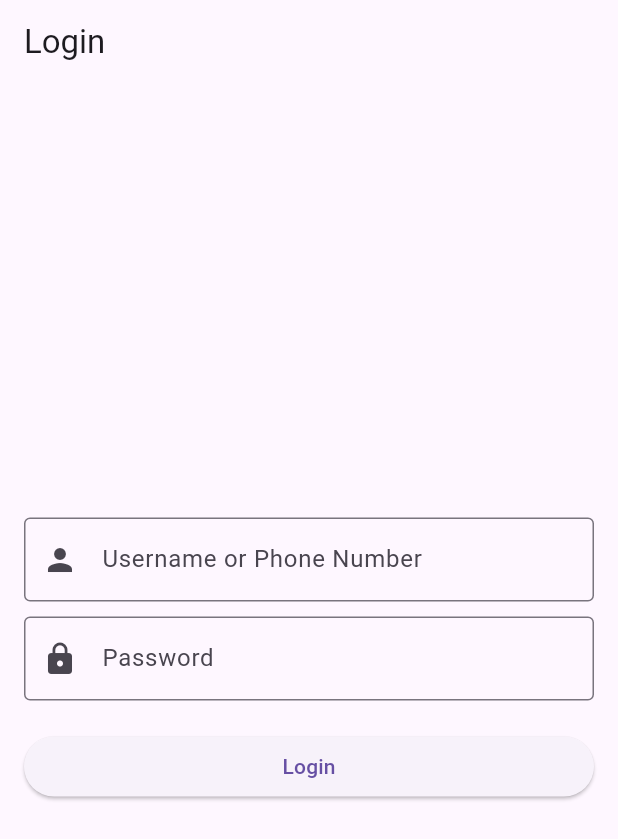
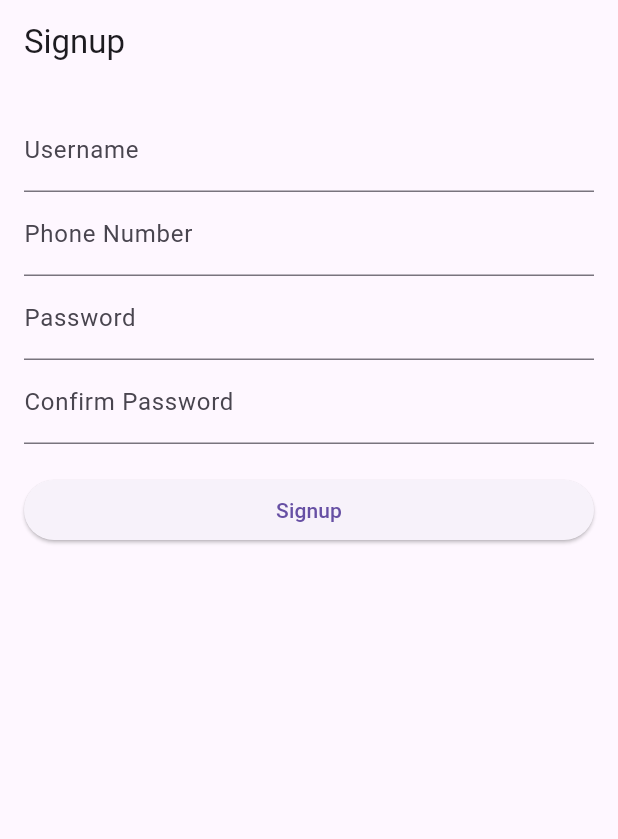
Before and after one commit to rao-suraj/VideoCallApp, a Flutter app: the screen it shows after launch, on a phone screen of 412 x 824 dp. Shown: the top 839 px of the screen. Run offline on Flutter 3.47's test engine with Material 3 defaults, Android fonts, the phone set to English and light mode, and no system bars; our stand-ins replace auto_route, dio, either_dart, equatable, flutter_bloc, freezed_annotation and 4 more; accounts and stored records are empty.

Commit message:
corrected_signup_logic

```diff
--- a/lib/core/api/api_constants.dart
+++ b/lib/core/api/api_constants.dart
@@ -1,5 +1,5 @@
 class ApiConstants {
-  static const String baseUrl = "http://192.168.1.25:8080";
+  static const String baseUrl = "http://192.168.1.7:8080";
 
   static const String api = '/app';
   static const String user = '$api/user';
--- a/lib/main.dart
+++ b/lib/main.dart
@@ -20,13 +20,8 @@ class VideoCallApp extends StatelessWidget {
 
   @override
   Widget build(BuildContext context) {
-    return MultiBlocProvider(
-      providers: [
-        BlocProvider(create: (context) => getIt<SignupCubit>()),
-      ],
-      child: MaterialApp.router(
-        routerConfig: _router.config(),
-      ),
+    return MaterialApp.router(
+      routerConfig: _router.config(),
     );
   }
 }
--- a/lib/presentation/screens/signup_screen.dart
+++ b/lib/presentation/screens/signup_screen.dart
@@ -1,62 +1,140 @@
 import 'package:auto_route/auto_route.dart';
 import 'package:flutter/material.dart';
 import 'package:flutter_bloc/flutter_bloc.dart';
+import 'package:video_call_app_frontend/presentation/cubits/signup_cubit/signup_cubit.dart';
+import 'package:video_call_app_frontend/presentation/cubits/signup_cubit/signup_state.dart';
+import 'package:video_call_app_frontend/routes/app_routes.dart';
 
-import '../cubits/signup_cubit/signup_cubit.dart';
-import '../cubits/signup_cubit/signup_state.dart';
+import '../../di/get_it.dart';
 
 @RoutePage()
-class SignupScreen extends StatefulWidget {
+class SignupScreen extends StatefulWidget implements AutoRouteWrapper {
   const SignupScreen({super.key});
 
   @override
   State<SignupScreen> createState() => _SignupScreenState();
+
+  @override
+  Widget wrappedRoute(BuildContext context) {
+    return BlocProvider(
+      create: (_) => getIt<SignupCubit>(),
+      child: this,
+    );
+  }
 }
 
 class _SignupScreenState extends State<SignupScreen> {
-  late final TextEditingController usernameController;
-  late final TextEditingController phoneController;
-  late final TextEditingController passwordController;
-  late final TextEditingController confirmPasswordController;
-
-  @override
-  void initState() {
-    super.initState();
-    usernameController = TextEditingController();
-    phoneController = TextEditingController();
-    passwordController = TextEditingController();
-    confirmPasswordController = TextEditingController();
-  }
+  final _formKey = GlobalKey<FormState>();
+  final _usernameController = TextEditingController();
+  final _phoneController = TextEditingController();
+  final _passwordController = TextEditingController();
+  final _confirmPasswordController = TextEditingController();
 
   @override
   void dispose() {
-    usernameController.dispose();
-    phoneController.dispose();
-    passwordController.dispose();
-    confirmPasswordController.dispose();
+    _usernameController.dispose();
+    _phoneController.dispose();
+    _passwordController.dispose();
+    _confirmPasswordController.dispose();
     super.dispose();
+  }
+
+  void _signup() {
+    // if (_formKey.currentState!.validate()) {
+      context.read<SignupCubit>().signup(
+          username: _usernameController.text,
+          phoneNumber: _phoneController.text,
+          password: _passwordController.text);
+    // }
   }
 
   @override
   Widget build(BuildContext context) {
     return Scaffold(
-      appBar: AppBar(title: const Text("Signup")),
-      body: Padding(
-        padding: const EdgeInsets.all(16.0),
-        child: BlocConsumer<SignupCubit, SignupState>(
-          listener: (context, state) {
-            // Your listener code
-          },
-          builder: (context, state) {
-            if (state is SignupLoading) {
-              return const Center(child: CircularProgressIndicator());
-            }
-            return Center(
-              child: Text("HEllo"),
-            );
-          },
-        ),
+      appBar: AppBar(
+        title: Text('Signup'),
       ),
+      body: BlocConsumer<SignupCubit,SignupState>(listener: (context, state) {
+        if (state is SignupSuccess) {
+          ScaffoldMessenger.of(context).showSnackBar(
+            SnackBar(content: Text("Signup Successfull")),
+          );
+          context.pushRoute(VideoCallRoute());
+        }
+      }, builder: (context, state) {
+        if (state is SignupLoading) {
+          return Center(
+            child: CircularProgressIndicator(),
+          );
+        }
+        return Padding(
+          padding: const EdgeInsets.all(16.0),
+          child: Form(
+            key: _formKey,
+            child: ListView(
+              children: [
+                TextFormField(
+                  controller: _usernameController,
+                  decoration: InputDecoration(labelText: 'Username'),
+                  validator: (value) {
+                    if (value == null || value.isEmpty) {
+                      return 'Please enter your username';
+                    }
+                    return null;
+                  },
+                ),
+                TextFormField(
+                  controller: _phoneController,
+                  decoration: InputDecoration(labelText: 'Phone Number'),
+                  keyboardType: TextInputType.phone,
+                  validator: (value) {
+                    if (value == null || value.isEmpty) {
+                      return 'Please enter your phone number';
+                    }
+                    // if (!RegExp(r'^\d{10}\$').hasMatch(value)) {
+                    //   return 'Enter a valid 10-digit phone number';
+                    // }
+                    return null;
+                  },
+                ),
+                TextFormField(
+                  controller: _passwordController,
+                  decoration: InputDecoration(labelText: 'Password'),
+                  obscureText: true,
+                  validator: (value) {
+                    if (value == null || value.isEmpty) {
+                      return 'Please enter your password';
+                    }
+                    if (value.length < 6) {
+                      return 'Password must be at least 6 characters long';
+                    }
+                    return null;
+                  },
+                ),
+                TextFormField(
+                  controller: _confirmPasswordController,
+                  decoration: InputDecoration(labelText: 'Confirm Password'),
+                  obscureText: true,
+                  validator: (value) {
+                    if (value == null || value.isEmpty) {
+                      return 'Please confirm your password';
+                    }
+                    if (value != _passwordController.text) {
+                      return 'Passwords do not match';
+                    }
+                    return null;
+                  },
+                ),
+                SizedBox(height: 20),
+                ElevatedButton(
+                  onPressed: _signup,
+                  child: Text('Signup'),
+                ),
+              ],
+            ),
+          ),
+        );
+      }),
     );
   }
 }
--- a/lib/routes/app_routes.dart
+++ b/lib/routes/app_routes.dart
@@ -11,8 +11,8 @@ part 'app_routes.gr.dart';
 class AppRouter extends RootStackRouter {
   @override
   List<AutoRoute> get routes => [
-    AutoRoute(page: SignupRoute.page),
-    AutoRoute(page: LoginRoute.page,initial: true),
+    AutoRoute(page: SignupRoute.page,initial: true),
+    AutoRoute(page: LoginRoute.page),
     AutoRoute(page: VideoCallRoute.page),
     AutoRoute(page: NewRoute.page)
   ];
```
Also changed, not shown: lib/presentation/cubits/signup_cubit/signup_cubit.dart (+5 -9 lines), lib/routes/app_routes.gr.dart.
